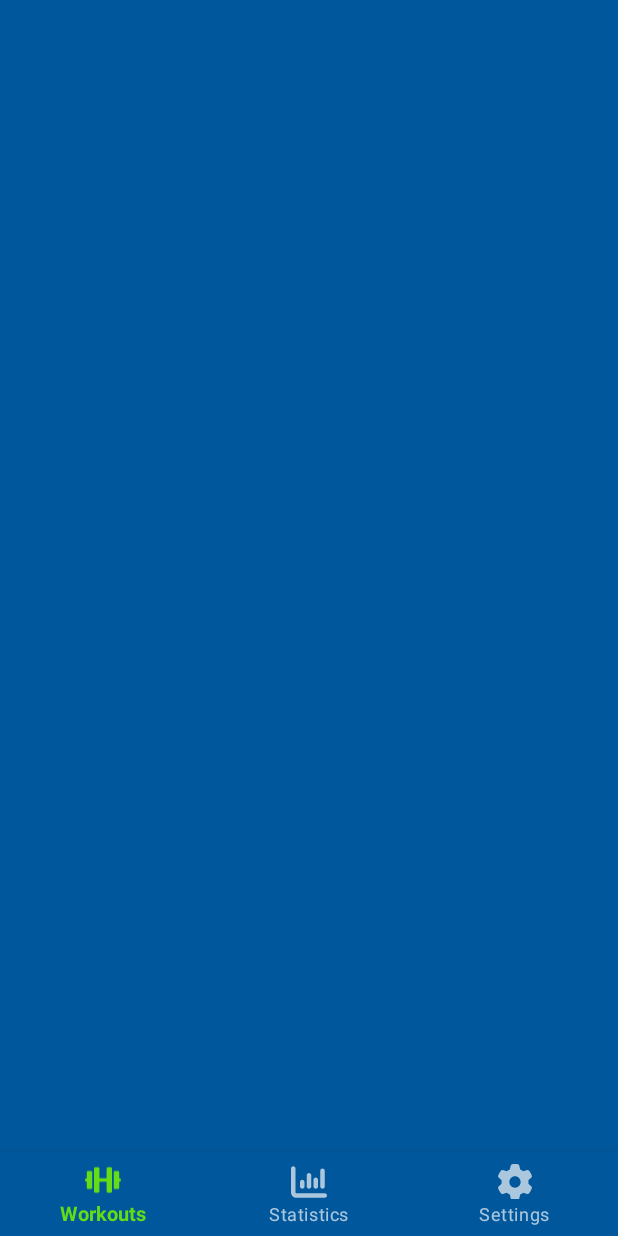
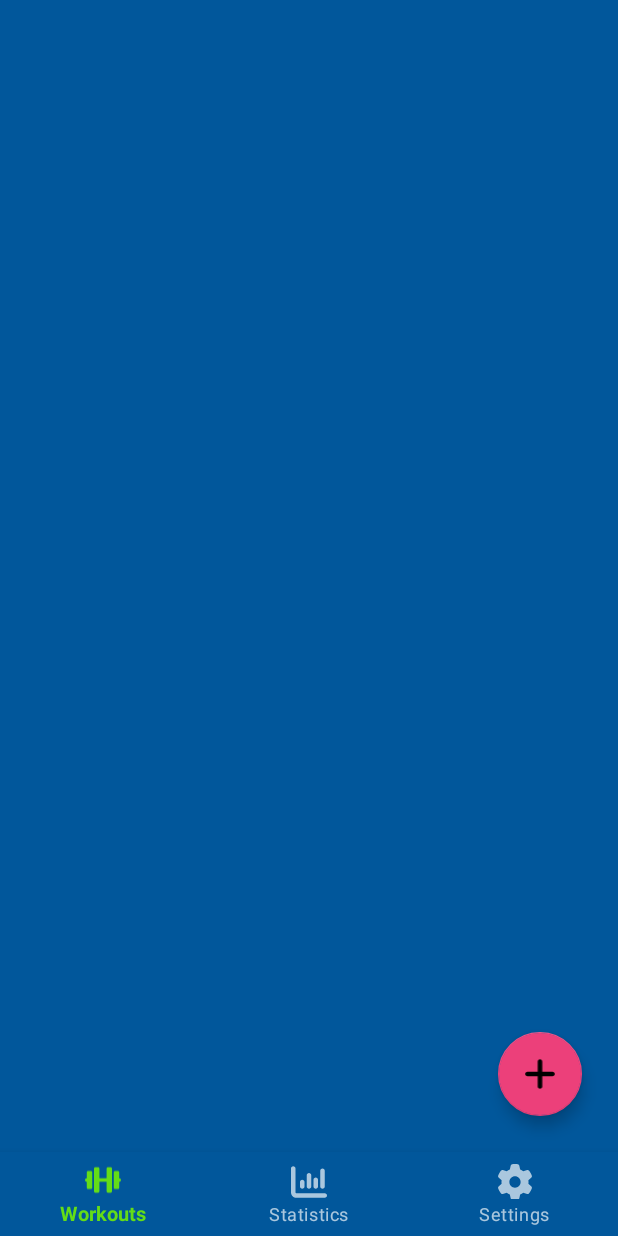
Before and after one commit to Rutzzz/CircularWorkout, an Android app: the screen it shows after launch (MainActivity), on a phone screen of 412 x 824 dp. Run offline under Robolectric (Android 15) with nearby library versions, the phone set to English and light mode, and no system bars; our stand-ins replace navigation-ui.

Commit message:
Add button for new workout

```diff
--- a/app/src/main/java/cz/muni/fi/circularworkout/ui/workout/WorkoutListFragment.kt
+++ b/app/src/main/java/cz/muni/fi/circularworkout/ui/workout/WorkoutListFragment.kt
@@ -5,6 +5,7 @@ import androidx.fragment.app.Fragment
 import android.view.LayoutInflater
 import android.view.View
 import android.view.ViewGroup
+import androidx.navigation.fragment.findNavController
 import cz.muni.fi.circularworkout.databinding.FragmentWorkoutListBinding
 
 class WorkoutListFragment : Fragment() {
@@ -16,6 +17,9 @@ class WorkoutListFragment : Fragment() {
         savedInstanceState: Bundle?
     ): View {
         binding = FragmentWorkoutListBinding.inflate(layoutInflater, container, false)
+        binding.floatingActionButton.setOnClickListener {
+            findNavController().navigate(WorkoutListFragmentDirections.actionListFragmentToSetupFragment())
+        }
         return binding.root
     }
 
--- /dev/null
+++ b/app/src/main/res/drawable/ic_arrow_left_solid.xml
@@ -0,0 +1,4 @@
+<vector android:height="40dp" android:viewportHeight="512"
+    android:viewportWidth="448" android:width="35dp" xmlns:android="http://schemas.android.com/apk/res/android">
+    <path android:fillColor="@color/white" android:pathData="M447.1,256C447.1,273.7 433.7,288 416,288H109.3l105.4,105.4c12.5,12.5 12.5,32.75 0,45.25C208.4,444.9 200.2,448 192,448s-16.38,-3.125 -22.62,-9.375l-160,-160c-12.5,-12.5 -12.5,-32.75 0,-45.25l160,-160c12.5,-12.5 32.75,-12.5 45.25,0s12.5,32.75 0,45.25L109.3,224H416C433.7,224 447.1,238.3 447.1,256z"/>
+</vector>
--- /dev/null
+++ b/app/src/main/res/drawable/ic_plus_solid.xml
@@ -0,0 +1,4 @@
+<vector android:height="40dp" android:viewportHeight="512"
+    android:viewportWidth="448" android:width="35dp" xmlns:android="http://schemas.android.com/apk/res/android">
+    <path android:fillColor="#FF000000" android:pathData="M432,256c0,17.69 -14.33,32.01 -32,32.01H256v144c0,17.69 -14.33,31.99 -32,31.99s-32,-14.3 -32,-31.99v-144H48c-17.67,0 -32,-14.32 -32,-32.01s14.33,-31.99 32,-31.99H192v-144c0,-17.69 14.33,-32.01 32,-32.01s32,14.32 32,32.01v144h144C417.7,224 432,238.3 432,256z"/>
+</vector>
--- a/app/src/main/res/layout/activity_main.xml
+++ b/app/src/main/res/layout/activity_main.xml
@@ -9,8 +9,8 @@
     <androidx.fragment.app.FragmentContainerView
         android:id="@+id/nav_host_fragment"
         android:name="androidx.navigation.fragment.NavHostFragment"
-        android:layout_width="match_parent"
-        android:layout_height="match_parent"
+        android:layout_width="0dp"
+        android:layout_height="0dp"
         app:defaultNavHost="true"
         app:layout_constraintBottom_toTopOf="@id/bottom_navigation"
         app:layout_constraintEnd_toEndOf="parent"
--- a/app/src/main/res/layout/fragment_workout_list.xml
+++ b/app/src/main/res/layout/fragment_workout_list.xml
@@ -1,8 +1,20 @@
 <?xml version="1.0" encoding="utf-8"?>
-<FrameLayout xmlns:android="http://schemas.android.com/apk/res/android"
+<androidx.constraintlayout.widget.ConstraintLayout xmlns:android="http://schemas.android.com/apk/res/android"
     xmlns:tools="http://schemas.android.com/tools"
     android:layout_width="match_parent"
     android:layout_height="match_parent"
+    xmlns:app="http://schemas.android.com/apk/res-auto"
     tools:context=".ui.workout.WorkoutListFragment">
 
-</FrameLayout>
+    <com.google.android.material.floatingactionbutton.FloatingActionButton
+        android:id="@+id/floating_action_button"
+        android:layout_width="wrap_content"
+        android:layout_height="wrap_content"
+        android:layout_gravity="end|bottom"
+        android:src="@drawable/ic_plus_solid"
+        android:contentDescription="@string/button_new_workout"
+        android:layout_margin="24dp"
+        app:layout_constraintEnd_toEndOf="parent"
+        app:layout_constraintBottom_toBottomOf="parent"/>
+
+</androidx.constraintlayout.widget.ConstraintLayout>
--- a/app/src/main/res/navigation/nav_graph.xml
+++ b/app/src/main/res/navigation/nav_graph.xml
@@ -10,6 +10,9 @@
         android:name="cz.muni.fi.circularworkout.ui.workout.WorkoutListFragment"
         tools:layout="@layout/fragment_workout_list"
         android:label="WorkoutListFragment" >
+        <action
+            android:id="@+id/action_listFragment_to_setupFragment"
+            app:destination="@id/workout_setup_fragment"/>
     </fragment>
 
     <fragment
--- a/app/src/main/res/values/strings.xml
+++ b/app/src/main/res/values/strings.xml
@@ -4,4 +4,6 @@
     <string name="nav_workouts">Workouts</string>
     <string name="nav_statistics">Statistics</string>
     <string name="nav_settings">Settings</string>
+
+    <string name="button_new_workout">New workout</string>
 </resources>
```
Also changed, not shown: app/src/main/java/cz/muni/fi/circularworkout/ui/workout/WorkoutSetupFragment.kt (+10 -4 lines), app/src/main/res/layout/fragment_workout_setup.xml (+11 -1 lines).
